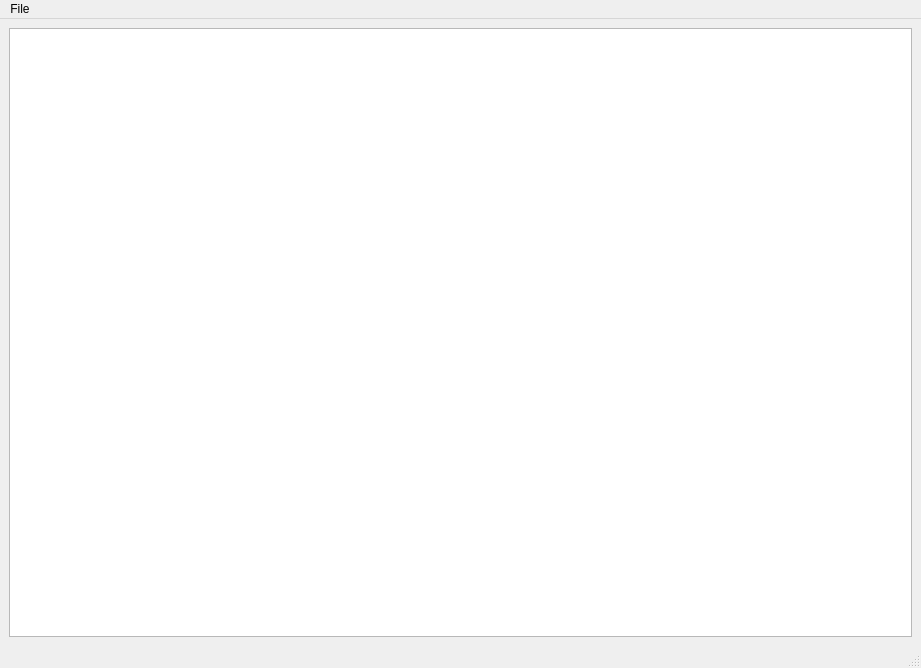
Before: the Qt Designer form ui/editorwindow.ui in hkeeble/ProcLevelDesigner, drawn with Qt 5.
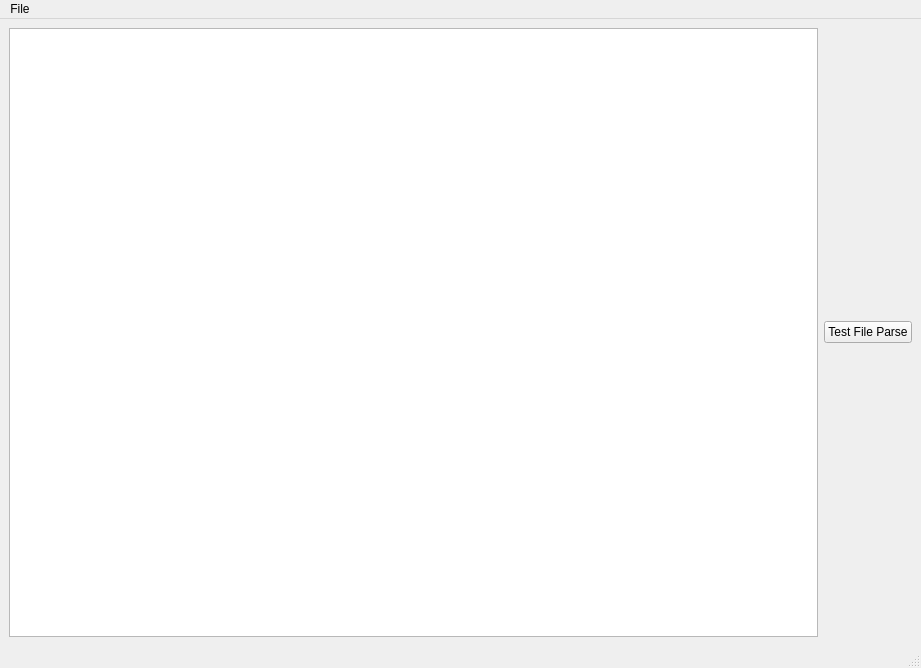
After: the same form once the commit is applied.

Diff of the .ui file:
```diff
--- a/ui/editorwindow.ui
+++ b/ui/editorwindow.ui
@@ -24,6 +24,13 @@
     <item>
      <widget class="QTreeView" name="treeView"/>
     </item>
+    <item>
+     <widget class="QPushButton" name="testParse">
+      <property name="text">
+       <string>Test File Parse</string>
+      </property>
+     </widget>
+    </item>
    </layout>
   </widget>
   <widget class="QMenuBar" name="menubar">
```
